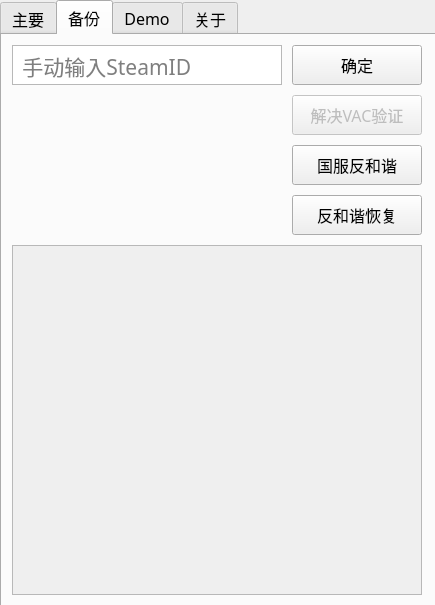
Before: the Qt Designer form mainwindow.ui in Purple-CSGO/CSGO-Toolbox-Qt, drawn with Qt 5.
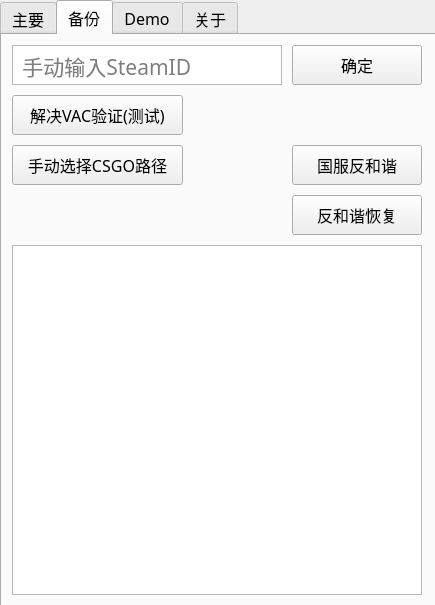
After: the same form once the commit is applied. The open tabs and pages were chosen to show the change.

Commit message: 开始VAC验证问题修复测试，引入三个isxxxexisted函数，减少冗余

Diff of the .ui file:
```diff
--- a/mainwindow.ui
+++ b/mainwindow.ui
@@ -552,13 +552,13 @@
      </attribute>
      <widget class="QPushButton" name="solveVAC">
       <property name="enabled">
-       <bool>false</bool>
+       <bool>true</bool>
       </property>
       <property name="geometry">
        <rect>
-        <x>290</x>
+        <x>10</x>
         <y>60</y>
-        <width>130</width>
+        <width>171</width>
         <height>40</height>
        </rect>
       </property>
@@ -571,7 +571,7 @@
        </font>
       </property>
       <property name="text">
-       <string>解决VAC验证</string>
+       <string>解决VAC验证(测试)</string>
       </property>
      </widget>
      <widget class="QPushButton" name="reloadHarmony">
@@ -618,7 +618,7 @@
      </widget>
      <widget class="QPlainTextEdit" name="debug">
       <property name="enabled">
-       <bool>false</bool>
+       <bool>true</bool>
       </property>
       <property name="geometry">
        <rect>
@@ -701,6 +701,27 @@
        <string> 手动输入SteamID</string>
       </property>
      </widget>
+     <widget class="QPushButton" name="manualCsgoBtn">
+      <property name="geometry">
+       <rect>
+        <x>10</x>
+        <y>110</y>
+        <width>171</width>
+        <height>40</height>
+       </rect>
+      </property>
+      <property name="font">
+       <font>
+        <family>微软雅黑</family>
+        <pointsize>12</pointsize>
+        <weight>50</weight>
+        <bold>false</bold>
+       </font>
+      </property>
+      <property name="text">
+       <string>手动选择CSGO路径</string>
+      </property>
+     </widget>
     </widget>
     <widget class="QWidget" name="TabDemo">
      <attribute name="title">
@@ -977,7 +998,7 @@
 &lt;html&gt;&lt;head&gt;&lt;meta name=&quot;qrichtext&quot; content=&quot;1&quot; /&gt;&lt;style type=&quot;text/css&quot;&gt;
 p, li { white-space: pre-wrap; }
 &lt;/style&gt;&lt;/head&gt;&lt;body style=&quot; font-family:'微软雅黑'; font-size:18pt; font-weight:400; font-style:normal;&quot;&gt;
-&lt;p align=&quot;center&quot; style=&quot; margin-top:0px; margin-bottom:0px; margin-left:0px; margin-right:0px; -qt-block-indent:0; text-indent:0px;&quot;&gt;&lt;span style=&quot; font-family:'更纱黑体 SC';&quot;&gt;CSGO工具箱V1.0.3&lt;/span&gt;&lt;/p&gt;
+&lt;p align=&quot;center&quot; style=&quot; margin-top:0px; margin-bottom:0px; margin-left:0px; margin-right:0px; -qt-block-indent:0; text-indent:0px;&quot;&gt;&lt;span style=&quot; font-family:'更纱黑体 SC';&quot;&gt;CSGO工具箱V1.0.2a&lt;/span&gt;&lt;/p&gt;
 &lt;p align=&quot;center&quot; style=&quot; margin-top:0px; margin-bottom:0px; margin-left:0px; margin-right:0px; -qt-block-indent:0; text-indent:0px;&quot;&gt;-----------------&lt;/p&gt;
 &lt;p align=&quot;center&quot; style=&quot; margin-top:0px; margin-bottom:0px; margin-left:0px; margin-right:0px; -qt-block-indent:0; text-indent:0px;&quot;&gt;&lt;span style=&quot; font-family:'更纱黑体 SC';&quot;&gt;@Purp1e&lt;/span&gt;&lt;/p&gt;
 &lt;p align=&quot;center&quot; style=&quot;-qt-paragraph-type:empty; margin-top:0px; margin-bottom:0px; margin-left:0px; margin-right:0px; -qt-block-indent:0; text-indent:0px; font-family:'更纱黑体 SC';&quot;&gt;&lt;br /&gt;&lt;/p&gt;
```
The commit also changes 3 other files.
